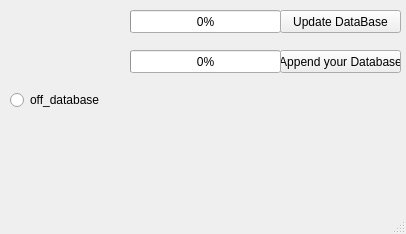
The window that ui/settings.ui (verdenkaa/WarhammerDataSupport) describes before a commit, drawn with Qt 5.
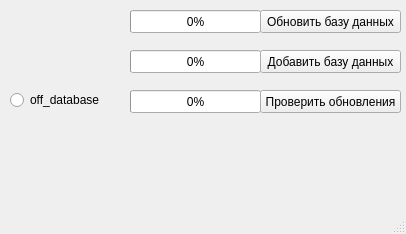
The same window after the commit.

The edit to the form file:
```diff
--- a/ui/settings.ui
+++ b/ui/settings.ui
@@ -17,14 +17,14 @@
    <widget class="QPushButton" name="pushButton">
     <property name="geometry">
      <rect>
-      <x>280</x>
+      <x>260</x>
       <y>10</y>
-      <width>121</width>
+      <width>141</width>
       <height>23</height>
      </rect>
     </property>
     <property name="text">
-     <string>Update DataBase</string>
+     <string>Обновить базу данных</string>
     </property>
    </widget>
    <widget class="QProgressBar" name="progressBar">
@@ -32,7 +32,7 @@
      <rect>
       <x>130</x>
       <y>10</y>
-      <width>151</width>
+      <width>131</width>
       <height>23</height>
      </rect>
     </property>
@@ -62,14 +62,14 @@
    <widget class="QPushButton" name="pushButton_2">
     <property name="geometry">
      <rect>
-      <x>280</x>
+      <x>260</x>
       <y>50</y>
-      <width>121</width>
+      <width>141</width>
       <height>23</height>
      </rect>
     </property>
     <property name="text">
-     <string>Append your Database</string>
+     <string>Добавить базу данных</string>
     </property>
    </widget>
    <widget class="QProgressBar" name="progressBar_2">
@@ -77,7 +77,46 @@
      <rect>
       <x>130</x>
       <y>50</y>
-      <width>151</width>
+      <width>131</width>
+      <height>23</height>
+     </rect>
+    </property>
+    <property name="value">
+     <number>0</number>
+    </property>
+   </widget>
+   <widget class="QPushButton" name="Update">
+    <property name="geometry">
+     <rect>
+      <x>260</x>
+      <y>90</y>
+      <width>141</width>
+      <height>23</height>
+     </rect>
+    </property>
+    <property name="text">
+     <string>Проверить обновления</string>
+    </property>
+   </widget>
+   <widget class="QLabel" name="urlUpdate">
+    <property name="geometry">
+     <rect>
+      <x>140</x>
+      <y>135</y>
+      <width>261</width>
+      <height>41</height>
+     </rect>
+    </property>
+    <property name="text">
+     <string/>
+    </property>
+   </widget>
+   <widget class="QProgressBar" name="updateBar">
+    <property name="geometry">
+     <rect>
+      <x>130</x>
+      <y>90</y>
+      <width>131</width>
       <height>23</height>
      </rect>
     </property>
```
Left out of the diff: 8 changed lines with no effect on the pictures.
